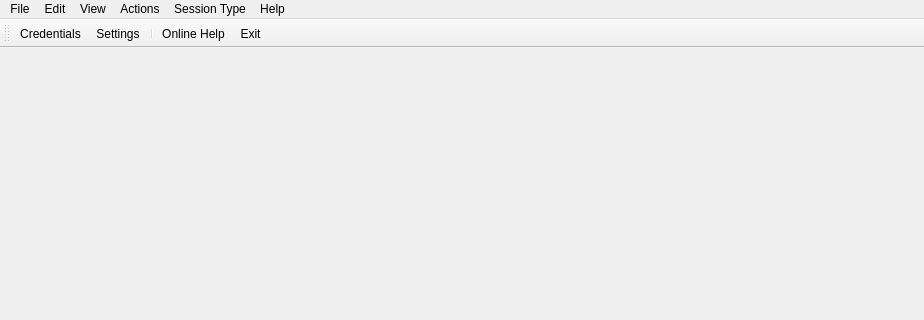
dchapyshev/aspia, file source/client/desktop/main_window.ui: the form before one commit; both pictures show x 0 to 924 and y 0 to 320 of the 924 by 645 pixel window.
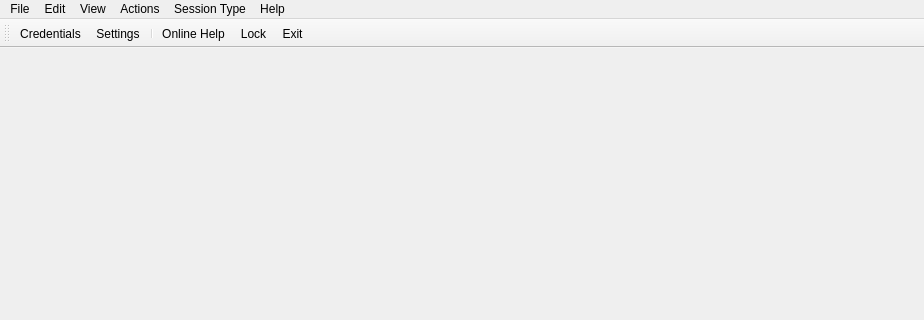
The form after the commit. Icons and pictures are not drawn. Custom widgets are drawn as their Qt base class.

Commit message: Added "lock" action.

```diff
--- a/source/client/desktop/main_window.ui
+++ b/source/client/desktop/main_window.ui
@@ -127,6 +127,7 @@
    <addaction name="action_settings"/>
    <addaction name="separator"/>
    <addaction name="action_help"/>
+   <addaction name="action_lock"/>
    <addaction name="action_exit"/>
   </widget>
   <widget class="QStatusBar" name="statusbar">
@@ -173,6 +174,15 @@
     <string>Settings...</string>
    </property>
   </action>
+  <action name="action_lock">
+   <property name="icon">
+    <iconset resource="../../common/resources/common.qrc">
+     <normaloff>:/img/lock.svg</normaloff>:/img/lock.svg</iconset>
+   </property>
+   <property name="text">
+    <string>Lock</string>
+   </property>
+  </action>
   <action name="action_exit">
    <property name="icon">
     <iconset resource="../../common/resources/common.qrc">
```
Left out of the diff: 1 changed line with no effect on the pictures. The commit also changes 4 other files.
